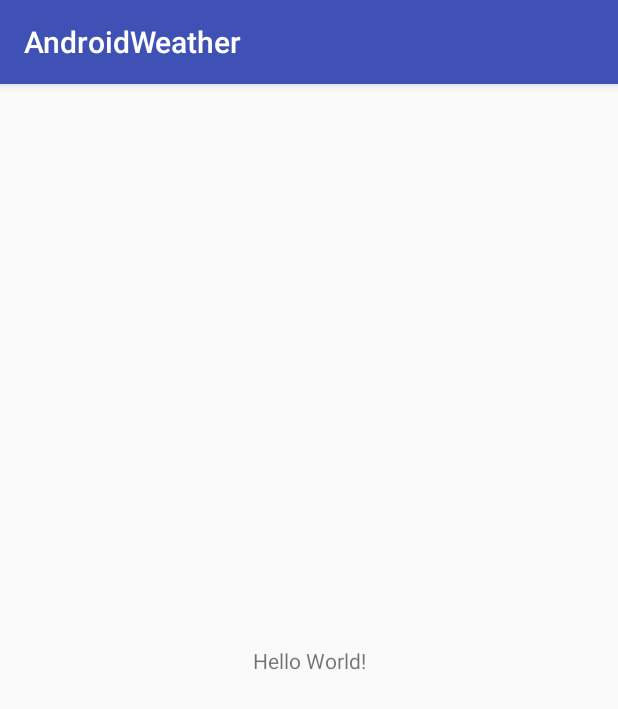
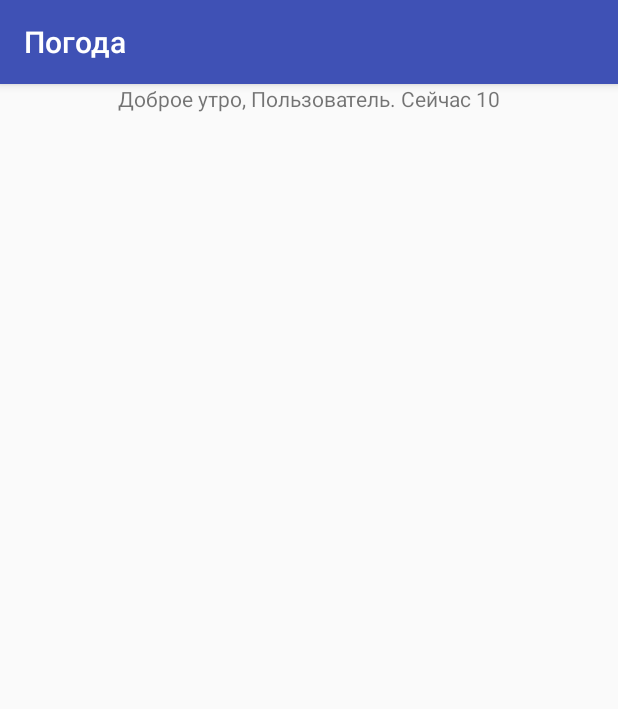
Before and after one commit to vatokato/AndroidWeather, an Android app: the screen it shows after launch (MainActivity), on a phone screen of 412 x 824 dp. Shown: the top 709 px of the screen. Run offline under Robolectric (Android 15) with nearby library versions, the phone set to English and light mode, and no system bars.

Commit message:
Lesson1 homework (#1)
* commit1

* hw

* fixes

* lesson1 hw final

```diff
--- /dev/null
+++ b/app/src/main/java/com/example/vatok/androidweather/GreetingBuilder.java
@@ -0,0 +1,37 @@
+package com.example.vatok.androidweather;
+
+import java.util.Calendar;
+
+public class GreetingBuilder {
+    private int currentHour;
+    GreetingRes greetingRes;
+
+    public GreetingBuilder(GreetingRes greetingRes) {
+        currentHour = Calendar.getInstance().get(Calendar.HOUR_OF_DAY);
+        this.greetingRes = greetingRes;
+    }
+
+    public GreetingBuilder(GreetingRes greetingRes, int hour) {
+        currentHour = hour;
+        this.greetingRes = greetingRes;
+    }
+
+    public String getText() {
+        if (5 <= currentHour && currentHour < 12)
+        {
+            return String.format("%s, %s. %s %s", greetingRes.getMorning(), greetingRes.getGreeter(), greetingRes.getNow(), currentHour);
+        }
+        else if (12 <= currentHour && currentHour < 18)
+        {
+            return String.format("%s, %s. %s %s", greetingRes.getAfternoon(), greetingRes.getGreeter(), greetingRes.getNow(), currentHour);
+        }
+        else if (18 <= currentHour && currentHour < 21)
+        {
+            return String.format("%s, %s. %s %s", greetingRes.getEvening(), greetingRes.getGreeter(), greetingRes.getNow(), currentHour);
+        }
+        else
+        {
+            return String.format("%s, %s. %s %s", greetingRes.getNight(), greetingRes.getGreeter(), greetingRes.getNow(), currentHour);
+        }
+    }
+}
--- /dev/null
+++ b/app/src/main/java/com/example/vatok/androidweather/GreetingRes.java
@@ -0,0 +1,10 @@
+package com.example.vatok.androidweather;
+
+public interface GreetingRes {
+    String getNow();
+    String getGreeter();
+    String getMorning();
+    String getAfternoon();
+    String getEvening();
+    String getNight();
+}
--- a/app/src/main/java/com/example/vatok/androidweather/MainActivity.java
+++ b/app/src/main/java/com/example/vatok/androidweather/MainActivity.java
@@ -2,12 +2,47 @@ package com.example.vatok.androidweather;
 
 import android.support.v7.app.AppCompatActivity;
 import android.os.Bundle;
+import android.widget.TextView;
 
-public class MainActivity extends AppCompatActivity {
+public class MainActivity extends AppCompatActivity implements GreetingRes {
 
     @Override
     protected void onCreate(Bundle savedInstanceState) {
         super.onCreate(savedInstanceState);
         setContentView(R.layout.activity_main);
+
+        TextView greetingTextView = findViewById(R.id.greeting);
+        GreetingBuilder greetingBuilder = new GreetingBuilder(this);
+        greetingTextView.setText( greetingBuilder.getText() );
+    }
+
+    @Override
+    public String getNow() {
+        return getString(R.string.now);
+    }
+
+    @Override
+    public String getGreeter() {
+        return getString(R.string.greeter);
+    }
+
+    @Override
+    public String getMorning() {
+        return getString(R.string.goodMorning);
+    }
+
+    @Override
+    public String getAfternoon() {
+        return getString(R.string.goodAfternoon);
+    }
+
+    @Override
+    public String getEvening() {
+        return getString(R.string.goodEvening);
+    }
+
+    @Override
+    public String getNight() {
+        return getString(R.string.goodNight);
     }
 }
--- a/app/src/main/res/layout/activity_main.xml
+++ b/app/src/main/res/layout/activity_main.xml
@@ -7,10 +7,10 @@
     tools:context="com.example.vatok.androidweather.MainActivity">
 
     <TextView
+        android:id="@+id/greeting"
         android:layout_width="wrap_content"
         android:layout_height="wrap_content"
-        android:text="Hello World!"
-        app:layout_constraintBottom_toBottomOf="parent"
+        android:text="@string/greetingBuilder"
         app:layout_constraintLeft_toLeftOf="parent"
         app:layout_constraintRight_toRightOf="parent"
         app:layout_constraintTop_toTopOf="parent" />
--- a/app/src/main/res/values/strings.xml
+++ b/app/src/main/res/values/strings.xml
@@ -1,3 +1,11 @@
 <resources>
-    <string name="app_name">AndroidWeather</string>
+    <string name="app_name">Погода</string>
+    <string name="greetingBuilder">Hello World!</string>
+
+    <string name="greeter">Пользователь</string>
+    <string name="now">Сейчас</string>
+    <string name="goodMorning">Доброе утро</string>
+    <string name="goodAfternoon">Добрый день</string>
+    <string name="goodEvening">Добрый вечер</string>
+    <string name="goodNight">Доброй ночи</string>
 </resources>
```
Also changed, not shown: 2 other files.
